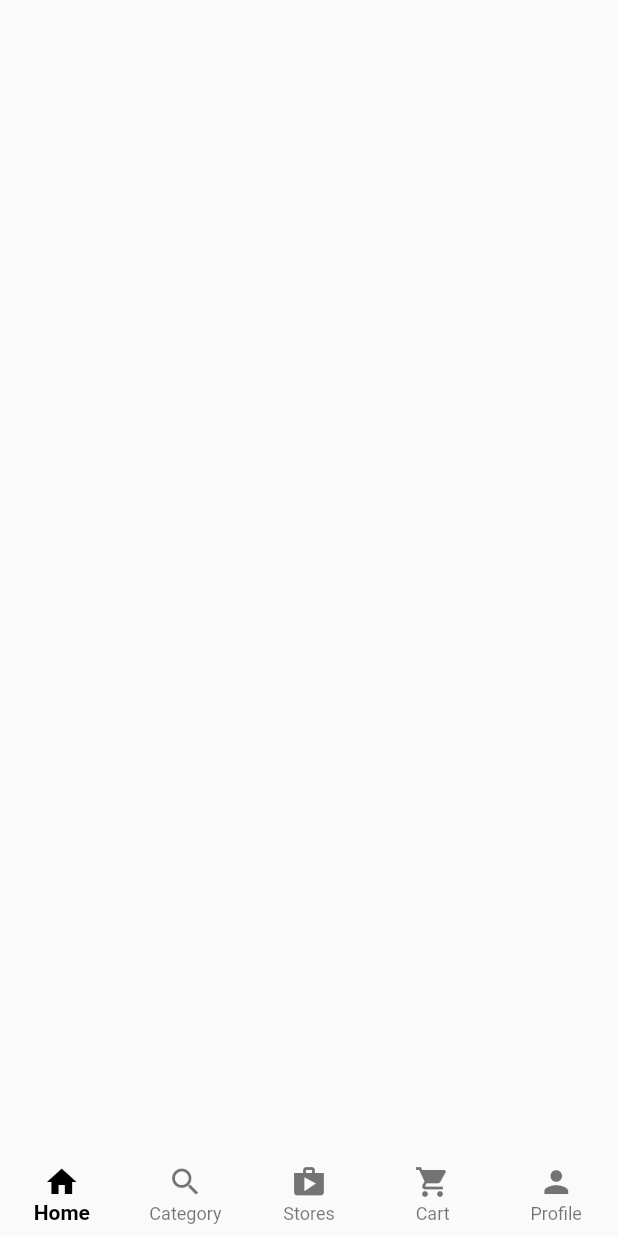
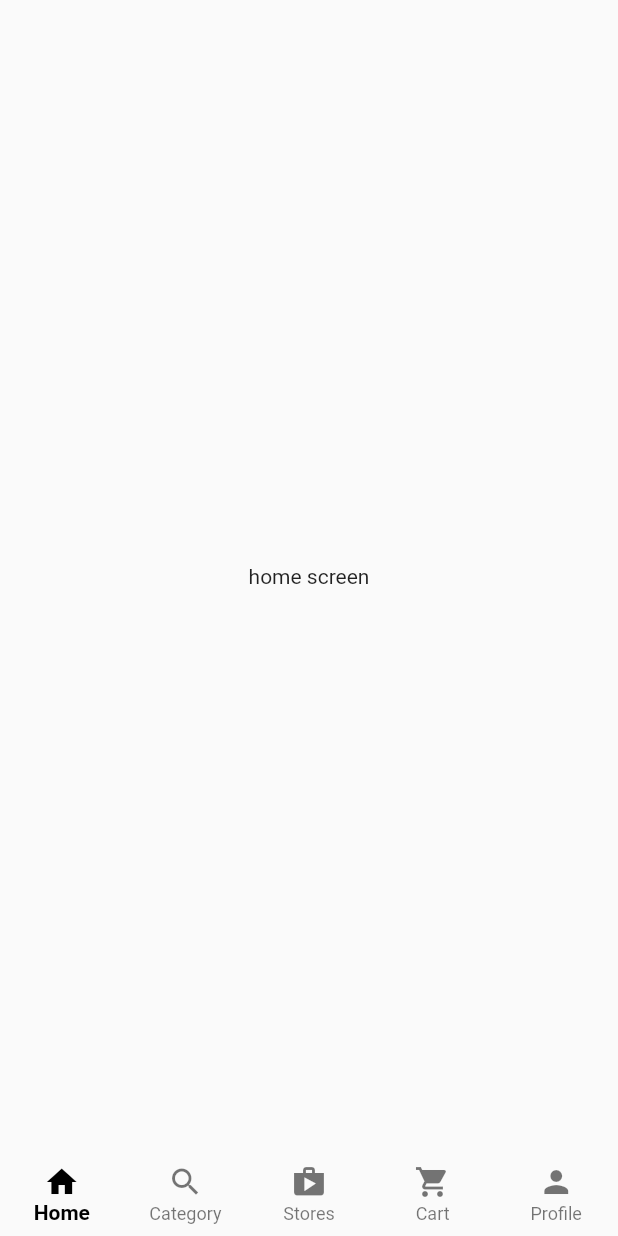
Before and after one commit to massimilianoporzio/multi_store, a Flutter app: the screen it shows after launch, on a phone screen of 412 x 824 dp. Run offline on Flutter 3.47's test engine with Material 2 defaults, Android fonts, the phone set to English and light mode, and no system bars; our stand-ins replace equatable, flutter_bloc, get_it.

Commit message:
navigation cubit for customers

```diff
--- a/lib/features/customer/presentation/pages/cutomer_home_page.dart
+++ b/lib/features/customer/presentation/pages/cutomer_home_page.dart
@@ -1,14 +1,35 @@
 import 'package:flutter/material.dart';
+import 'package:flutter_bloc/flutter_bloc.dart';
 import 'package:multi_store/core/routes/routes.dart';
+import 'package:multi_store/features/customer/presentation/cubits/navigation/navigation_cubit.dart';
 import 'package:multi_store/features/customer/presentation/widgets/customer_bottombar.dart';
 
 class CustomerHomePage extends StatelessWidget {
   static const routeName = AppRoutes.customerHome;
   const CustomerHomePage({super.key});
 
+  final List<Widget> _tabs = const [
+    Center(
+      child: Text('home screen'),
+    ),
+    Center(
+      child: Text('categoty screen'),
+    ),
+    Center(
+      child: Text('stores screen'),
+    ),
+    Center(
+      child: Text('cart screen'),
+    ),
+    Center(
+      child: Text('profile screen'),
+    ),
+  ];
+
   @override
   Widget build(BuildContext context) {
     return Scaffold(
+      body: _tabs[context.watch<CustomerNavigationCubit>().state.currentIndex],
       bottomNavigationBar: const CustomerBottomBar(),
     );
   }
--- a/lib/features/customer/presentation/widgets/customer_bottombar.dart
+++ b/lib/features/customer/presentation/widgets/customer_bottombar.dart
@@ -2,14 +2,9 @@ import 'package:flutter/material.dart';
 import 'package:flutter_bloc/flutter_bloc.dart';
 import 'package:multi_store/features/customer/presentation/cubits/navigation/navigation_cubit.dart';
 
-class CustomerBottomBar extends StatefulWidget {
+class CustomerBottomBar extends StatelessWidget {
   const CustomerBottomBar({super.key});
 
-  @override
-  State<CustomerBottomBar> createState() => _CustomerBottomBarState();
-}
-
-class _CustomerBottomBarState extends State<CustomerBottomBar> {
   @override
   Widget build(BuildContext context) {
     return BottomNavigationBar(
```
